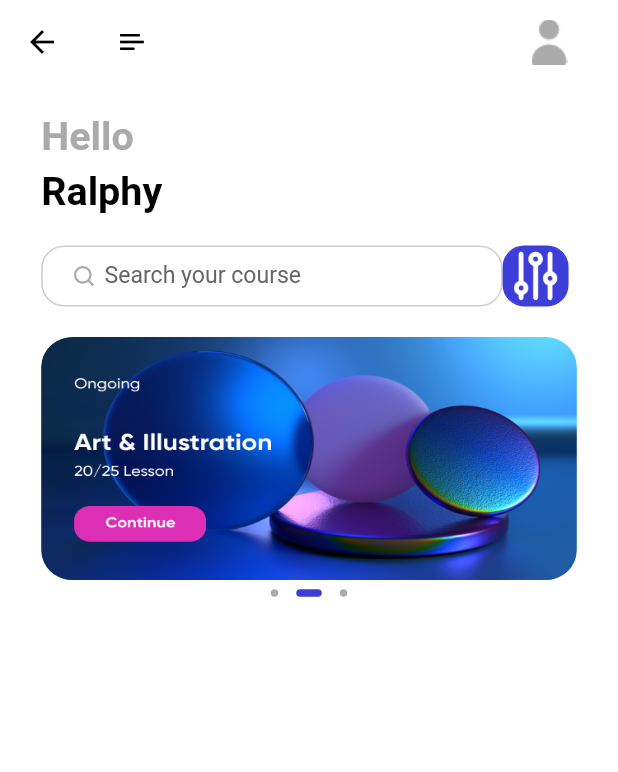
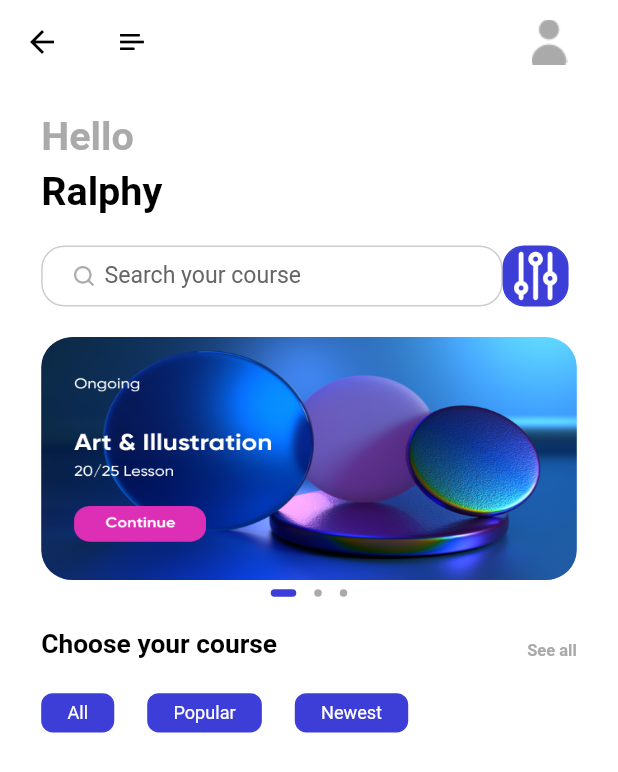
Before and after one commit to SubNato/Ecom_App, a Flutter app: the HomePage screen opened by its route, on a phone screen of 412 x 824 dp. Shown: the top 772 px of the screen. Run offline on Flutter 3.47's test engine with Material 2 defaults, Android fonts, the phone set to English and light mode, and no system bars; drawn by our look-alikes of dots_indicator; our stand-ins replace cloud_firestore, firebase_auth, firebase_core, flutter_bloc, flutter_screenutil, fluttertoast and 1 more; accounts and stored records are empty; Roboto replaces fonts that are missing (Avenir).

Commit message:
Ecom_app Flutter/Dart, Eleventh Commit.

```diff
--- a/lib/pages/home/bloc/home_page_states.dart
+++ b/lib/pages/home/bloc/home_page_states.dart
@@ -9,5 +9,4 @@ class HomePageStates{
       index: index??this.index
     );
   }
-
 }
--- a/lib/pages/home/home_page.dart
+++ b/lib/pages/home/home_page.dart
@@ -1,7 +1,10 @@
+import 'package:ecom_app/pages/home/bloc/home_page_blocs.dart';
+import 'package:ecom_app/pages/home/bloc/home_page_states.dart';
 import 'package:flutter/cupertino.dart';
 import 'package:flutter/material.dart';
 
 import 'package:ecom_app/pages/home/widgets/home_page_widgets.dart';
+import 'package:flutter_bloc/flutter_bloc.dart';
 import 'package:flutter_screenutil/flutter_screenutil.dart';
 
 import '../../entities/values/colors.dart';
@@ -19,7 +22,9 @@ class _HomePageState extends State<HomePage> {
     return Scaffold(
       backgroundColor: Colors.white,
       appBar: buildAppBar(),
-      body: Container(
+      body: BlocBuilder<HomePageBlocs, HomePageStates>(
+        builder: (context, state){
+          return Container(
             margin: EdgeInsets.symmetric(vertical: 0, horizontal: 25.w),
             child: Column(
               crossAxisAlignment: CrossAxisAlignment.start,
@@ -34,10 +39,13 @@ class _HomePageState extends State<HomePage> {
                 ),
                 SizedBox(height: 20.h,),
                 searchView(),
-            slidersView(),
+                slidersView(context, state),
+                menuView(),
               ],
             ),
-      ),
+          );
+        },
+      )
     );
   }
 }
--- a/lib/pages/home/widgets/home_page_widgets.dart
+++ b/lib/pages/home/widgets/home_page_widgets.dart
@@ -1,6 +1,10 @@
 import 'package:dots_indicator/dots_indicator.dart';
 import 'package:ecom_app/entities/values/colors.dart';
+import 'package:ecom_app/pages/home/bloc/home_page_blocs.dart';
+import 'package:ecom_app/pages/home/bloc/home_page_events.dart';
+import 'package:ecom_app/pages/home/bloc/home_page_states.dart';
 import 'package:flutter/material.dart';
+import 'package:flutter_bloc/flutter_bloc.dart';
 import 'package:flutter_screenutil/flutter_screenutil.dart';
 
 AppBar buildAppBar() {
@@ -110,7 +114,7 @@ Widget searchView() {
 }
 
 //For the slider view
-Widget slidersView(){
+Widget slidersView(BuildContext context, HomePageStates states){
     return Column(
       children: [
         Container(
@@ -118,6 +122,10 @@ Widget slidersView(){
           width: 325.w,
           height: 160.h,
           child: PageView(
+            onPageChanged: (value){
+              print(value.toString());
+              context.read<HomePageBlocs>().add(HomePageDots(value));
+            },
             children: [
               _slidersContainer(),
               _slidersContainer(path: "assets/icons/image_1.png"),
@@ -128,7 +136,7 @@ Widget slidersView(){
         Container(
           child: DotsIndicator(
             dotsCount: 3,
-            position: 1,     //Make this dynamic. Do this with Bloc.
+            position: states.index,     //Make this dynamic. Do this with Bloc.
             decorator: DotsDecorator(
               color: AppColors.primaryThirdElementText,
               activeColor: AppColors.primaryElement,
@@ -158,3 +166,62 @@ Widget _slidersContainer({String path= "assets/icons/art.png"}){
     ),
   );
 }
+
+//Menu view for showing items.
+Widget menuView(){
+  return Column(
+    children: [
+    Container(
+      width: 325.w,
+      margin: EdgeInsets.only(top: 15.h),
+      child: Row(
+        mainAxisAlignment: MainAxisAlignment.spaceBetween,
+         crossAxisAlignment: CrossAxisAlignment.end,
+         children: [
+           _reusableText("Choose your course"),
+           GestureDetector(child: _reusableText("See all", color: AppColors.primaryThirdElementText, fontSize: 10))
+         ],
+      )
+    ),
+      Container(
+        margin: EdgeInsets.only(top: 20.w),
+        child: Row(
+          children: [
+            _reusableMenuText("All"),
+            _reusableMenuText("Popular"),
+            _reusableMenuText("Newest"),
+          ],
+        ),
+      )
+    ],
+  );
+}
+
+Widget _reusableText(String text, {Color color=AppColors.primaryText, int fontSize = 16, FontWeight fontWeight=FontWeight.bold}){
+  return Container(
+    child: Text(
+      text,
+      style: TextStyle(
+          color: color,
+          fontWeight: fontWeight,
+          fontSize: fontSize.sp
+      ),
+    ),
+  );
+}
+
+//For the menu buttons, reusable text
+Widget _reusableMenuText(String menuText, {Color textColor= AppColors.primaryElementText}){
+  return Container(
+    margin: EdgeInsets.only(right: 20.w),
+    decoration: BoxDecoration(
+        color: AppColors.primaryElement,
+        borderRadius: BorderRadius.circular(7.w),
+        border: Border.all(color: AppColors.primaryElement)
+    ),
+    padding: EdgeInsets.only(
+        left: 15.w, right: 15.w, top: 5.h, bottom: 5.h
+    ),
+    child: _reusableText(menuText, color: AppColors.primaryElementText, fontWeight: FontWeight.normal, fontSize: 11),
+  );
+}
```
Lines whose indentation alone changed are shown as unchanged.
